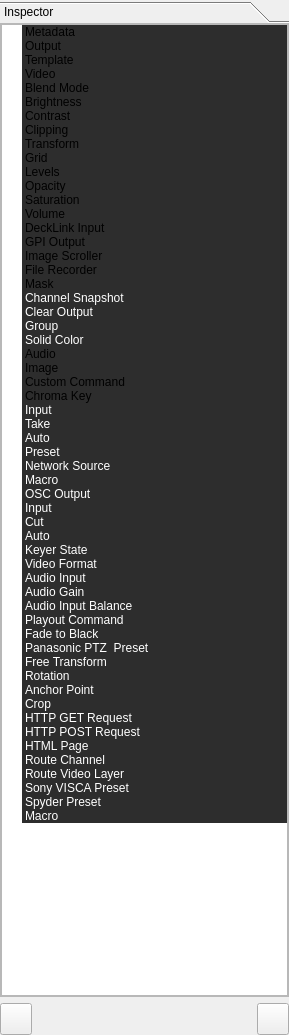
Above: src/Widgets/Inspector/InspectorWidget.ui from CasparCG/client before the change. Below: the same form after it.
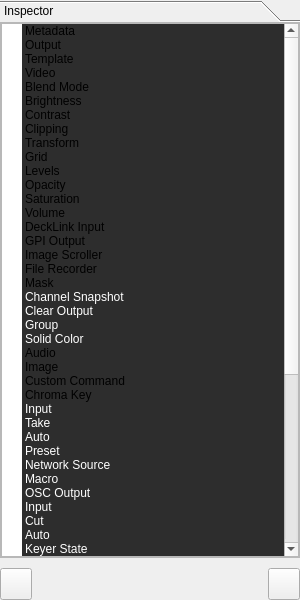
That is the form after the change.

Commit message: Simplify layout of inspector widgets

What changed in the file:
```diff
--- a/src/Widgets/Inspector/InspectorWidget.ui
+++ b/src/Widgets/Inspector/InspectorWidget.ui
@@ -6,8 +6,8 @@
    <rect>
     <x>0</x>
     <y>0</y>
-    <width>289</width>
-    <height>1035</height>
+    <width>300</width>
+    <height>600</height>
    </rect>
   </property>
   <property name="sizePolicy">
@@ -18,22 +18,19 @@
   </property>
   <property name="minimumSize">
    <size>
-    <width>289</width>
+    <width>290</width>
     <height>0</height>
    </size>
   </property>
   <property name="styleSheet">
    <string notr="true"/>
   </property>
-  <layout class="QVBoxLayout" name="verticalLayout">
-   <property name="spacing">
-    <number>0</number>
-   </property>
+  <layout class="QGridLayout" name="gridLayout">
    <property name="leftMargin">
     <number>0</number>
    </property>
    <property name="topMargin">
-    <number>1</number>
+    <number>0</number>
    </property>
    <property name="rightMargin">
     <number>0</number>
@@ -41,7 +38,23 @@
    <property name="bottomMargin">
     <number>0</number>
    </property>
-   <item>
+   <property name="spacing">
+    <number>10</number>
+   </property>
+   <item row="1" column="1">
+    <spacer name="horizontalSpacerMasterVolume">
+     <property name="orientation">
+      <enum>Qt::Horizontal</enum>
+     </property>
+     <property name="sizeHint" stdset="0">
+      <size>
+       <width>40</width>
+       <height>20</height>
+      </size>
+     </property>
+    </spacer>
+   </item>
+   <item row="0" column="0" colspan="3">
     <widget class="QToolBox" name="toolBox">
      <property name="sizePolicy">
       <sizepolicy hsizetype="Expanding" vsizetype="Preferred">
@@ -57,8 +70,8 @@
        <rect>
         <x>0</x>
         <y>0</y>
-        <width>289</width>
-        <height>973</height>
+        <width>300</width>
+        <height>532</height>
        </rect>
       </property>
       <property name="sizePolicy">
@@ -102,8 +115,8 @@
            <rect>
             <x>0</x>
             <y>0</y>
-            <width>287</width>
-            <height>971</height>
+            <width>298</width>
+            <height>530</height>
            </rect>
           </property>
           <layout class="QVBoxLayout" name="verticalLayout_3">
@@ -1468,25 +1481,7 @@
      </widget>
     </widget>
    </item>
-   <item>
-    <spacer name="verticalSpacer">
-     <property name="orientation">
-      <enum>Qt::Vertical</enum>
-     </property>
-     <property name="sizeType">
-      <enum>QSizePolicy::Fixed</enum>
-     </property>
-     <property name="sizeHint" stdset="0">
-      <size>
-       <width>20</width>
-       <height>6</height>
-      </size>
-     </property>
-    </spacer>
-   </item>
-   <item>
-    <layout class="QHBoxLayout" name="horizontalLayoutMasterVolume">
-     <item>
+   <item row="1" column="0">
       <widget class="QToolButton" name="toolButtonDisableCommand">
        <property name="minimumSize">
         <size>
@@ -1511,20 +1506,7 @@
        </property>
       </widget>
      </item>
-     <item>
-      <spacer name="horizontalSpacerMasterVolume">
-       <property name="orientation">
-        <enum>Qt::Horizontal</enum>
-       </property>
-       <property name="sizeHint" stdset="0">
-        <size>
-         <width>40</width>
-         <height>20</height>
-        </size>
-       </property>
-      </spacer>
-     </item>
-     <item>
+   <item row="1" column="2">
       <widget class="QToolButton" name="toolButtonMasterVolume">
        <property name="minimumSize">
         <size>
@@ -1550,8 +1532,6 @@
       </widget>
      </item>
     </layout>
-   </item>
-  </layout>
  </widget>
  <resources/>
  <connections>
```
Left out of the diff: 5 changed lines with no effect on the pictures. Lines whose indentation alone changed are shown as unchanged. The commit also changes 58 other files.
